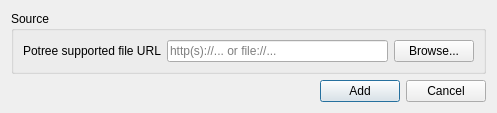
Qt form ui/addpclayerdialog.ui (minorua/Qgis2threejs) before a commit.
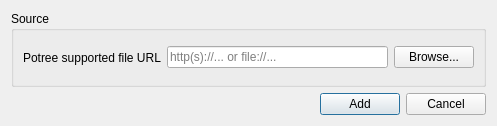
The same form after that commit.

```diff
--- a/ui/addpclayerdialog.ui
+++ b/ui/addpclayerdialog.ui
@@ -7,7 +7,7 @@
     <x>0</x>
     <y>0</y>
     <width>497</width>
-    <height>104</height>
+    <height>126</height>
    </rect>
   </property>
   <property name="windowTitle">
@@ -25,6 +25,9 @@
         <property name="text">
          <string>Potree supported file URL</string>
         </property>
+        <property name="wordWrap">
+         <bool>true</bool>
+        </property>
        </widget>
       </item>
       <item>
```
